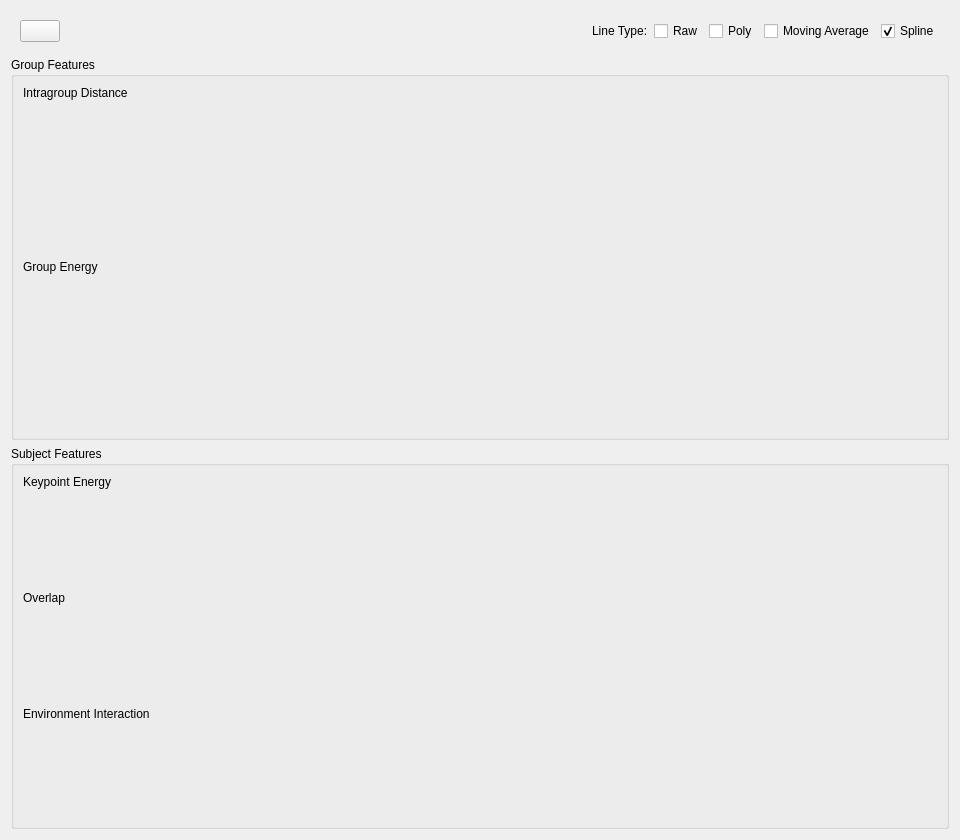
The window that nonverbal_communication_analysis/m6_Visualization/UI/feature_analyzer.ui (fraza0/nonverbal_communication_analysis) describes before a commit, drawn with Qt 5.
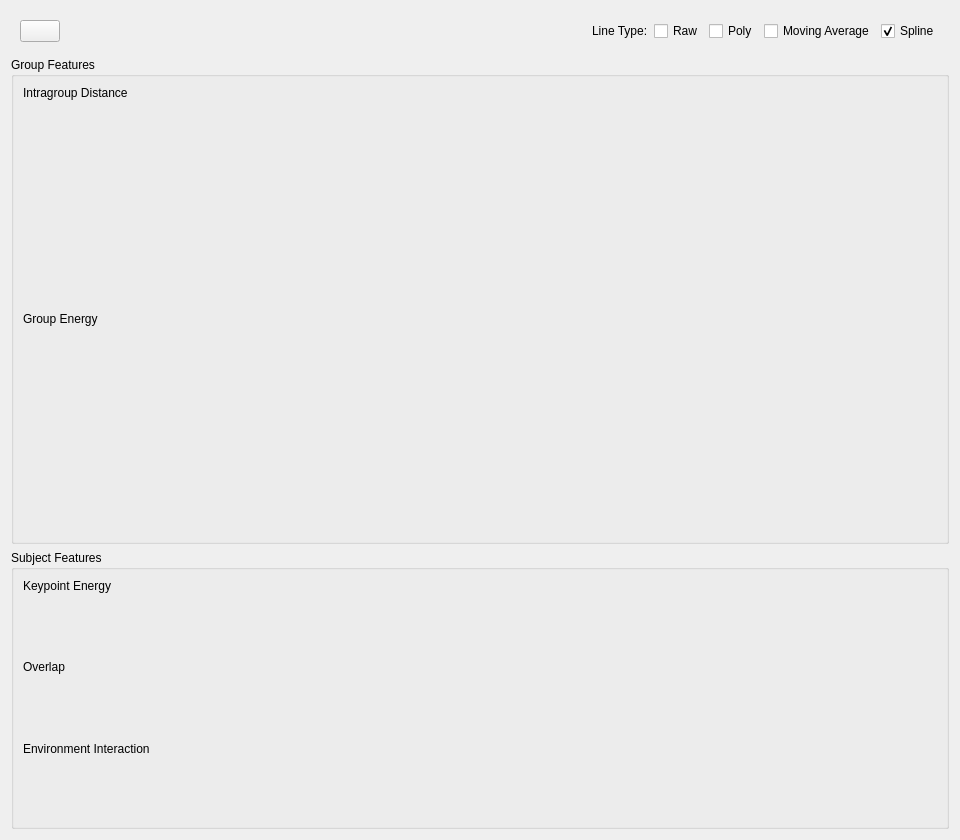
The same window after the commit.

Commit message: feature analyzer keypoint emergy

Patch:
```diff
--- a/nonverbal_communication_analysis/m6_Visualization/UI/feature_analyzer.ui
+++ b/nonverbal_communication_analysis/m6_Visualization/UI/feature_analyzer.ui
@@ -115,6 +115,12 @@
       </item>
       <item>
        <widget class="QWidget" name="cvs_intragroup_dist" native="true">
+        <property name="minimumSize">
+         <size>
+          <width>0</width>
+          <height>200</height>
+         </size>
+        </property>
         <layout class="QVBoxLayout" name="verticalLayout_11">
          <item>
           <layout class="QVBoxLayout" name="verticalLayout_6"/>
@@ -137,6 +143,12 @@
       </item>
       <item>
        <widget class="QWidget" name="cvs_group_energy" native="true">
+        <property name="minimumSize">
+         <size>
+          <width>0</width>
+          <height>200</height>
+         </size>
+        </property>
         <layout class="QVBoxLayout" name="verticalLayout_12">
          <item>
           <layout class="QVBoxLayout" name="verticalLayout_8"/>
```
The commit also changes 2 other files.
